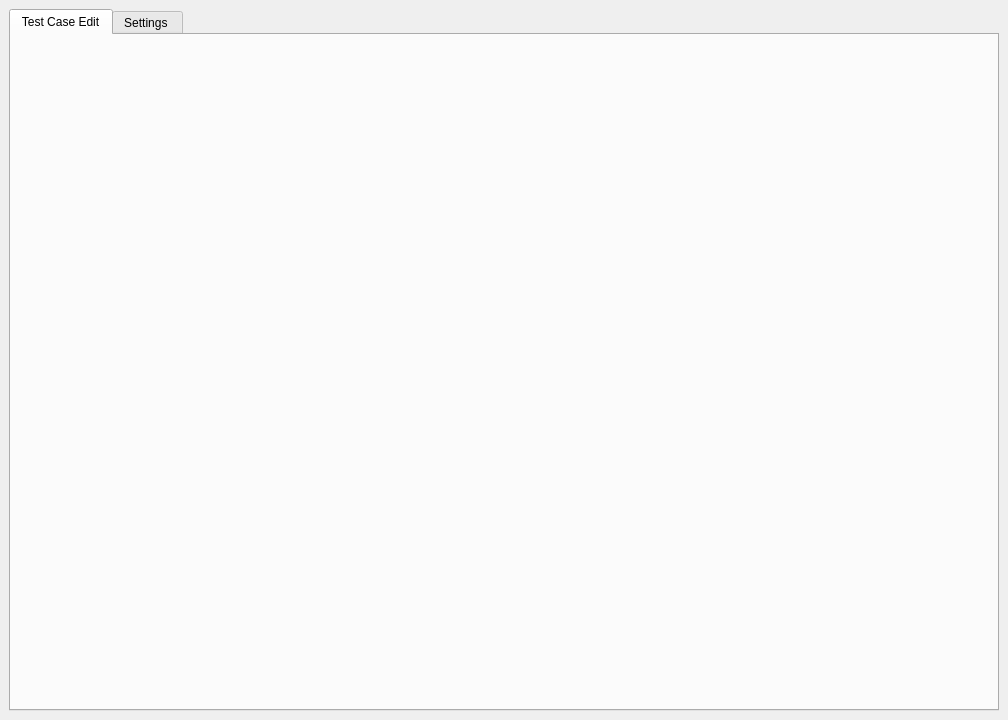
Above: UI/main.ui from thanggtrann12/AutomationGui before the change. Below: the same form after it.
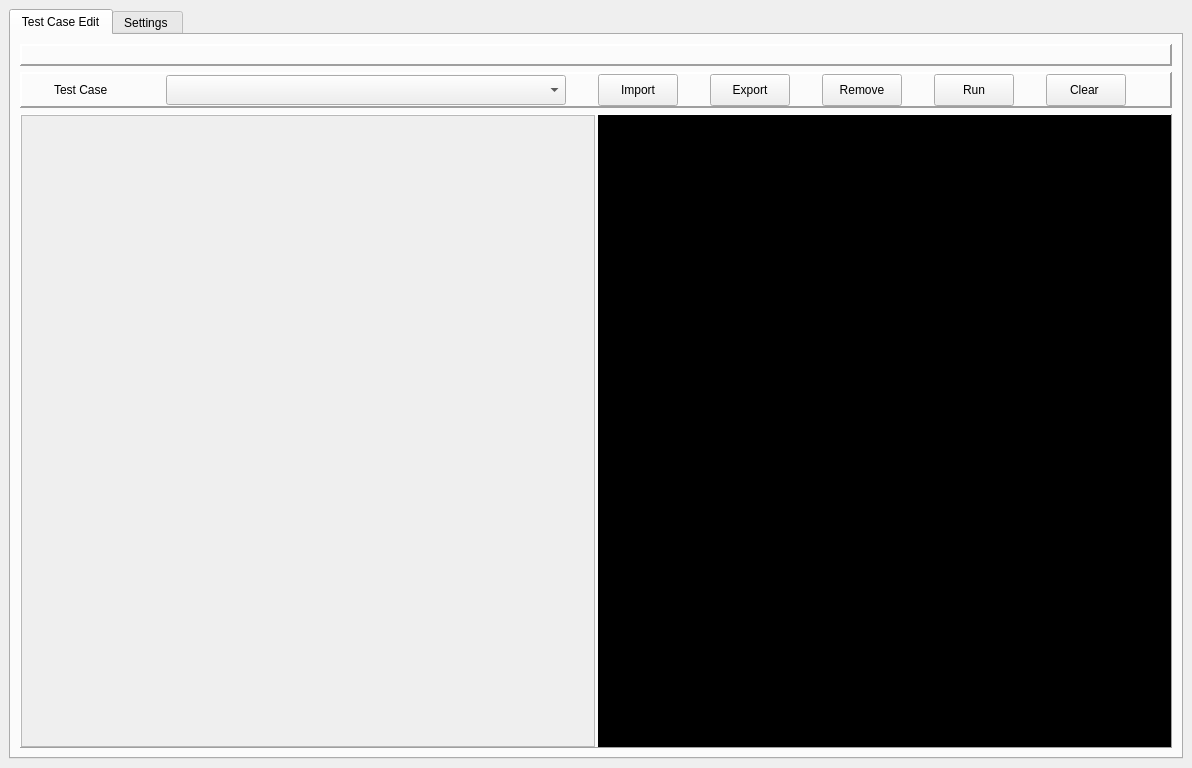
That is the form after the change.

```diff
--- a/UI/main.ui
+++ b/UI/main.ui
@@ -6,10 +6,16 @@
    <rect>
     <x>0</x>
     <y>0</y>
-    <width>1008</width>
-    <height>720</height>
+    <width>1192</width>
+    <height>768</height>
    </rect>
   </property>
+  <property name="minimumSize">
+   <size>
+    <width>0</width>
+    <height>720</height>
+   </size>
+  </property>
   <property name="windowTitle">
    <string>MainWindow</string>
   </property>
@@ -26,6 +32,243 @@
          <attribute name="title">
           <string>Test Case Edit</string>
          </attribute>
+         <layout class="QGridLayout" name="gridLayout_2">
+          <item row="1" column="0">
+           <widget class="QFrame" name="button_frame">
+            <property name="frameShape">
+             <enum>QFrame::Panel</enum>
+            </property>
+            <property name="frameShadow">
+             <enum>QFrame::Raised</enum>
+            </property>
+            <property name="lineWidth">
+             <number>2</number>
+            </property>
+            <layout class="QGridLayout" name="gridLayout_3">
+             <property name="leftMargin">
+              <number>0</number>
+             </property>
+             <property name="topMargin">
+              <number>0</number>
+             </property>
+             <property name="bottomMargin">
+              <number>0</number>
+             </property>
+             <property name="spacing">
+              <number>0</number>
+             </property>
+             <item row="0" column="2">
+              <widget class="QPushButton" name="import_btn">
+               <property name="minimumSize">
+                <size>
+                 <width>80</width>
+                 <height>32</height>
+                </size>
+               </property>
+               <property name="maximumSize">
+                <size>
+                 <width>80</width>
+                 <height>32</height>
+                </size>
+               </property>
+               <property name="text">
+                <string>Import</string>
+               </property>
+              </widget>
+             </item>
+             <item row="0" column="0">
+              <widget class="QLabel" name="label_2">
+               <property name="minimumSize">
+                <size>
+                 <width>80</width>
+                 <height>32</height>
+                </size>
+               </property>
+               <property name="maximumSize">
+                <size>
+                 <width>80</width>
+                 <height>32</height>
+                </size>
+               </property>
+               <property name="text">
+                <string>Test Case</string>
+               </property>
+              </widget>
+             </item>
+             <item row="0" column="6">
+              <widget class="QPushButton" name="clear_btn">
+               <property name="minimumSize">
+                <size>
+                 <width>80</width>
+                 <height>32</height>
+                </size>
+               </property>
+               <property name="maximumSize">
+                <size>
+                 <width>80</width>
+                 <height>32</height>
+                </size>
+               </property>
+               <property name="text">
+                <string>Clear </string>
+               </property>
+              </widget>
+             </item>
+             <item row="0" column="5">
+              <widget class="QPushButton" name="run_btn">
+               <property name="minimumSize">
+                <size>
+                 <width>80</width>
+                 <height>32</height>
+                </size>
+               </property>
+               <property name="maximumSize">
+                <size>
+                 <width>80</width>
+                 <height>32</height>
+                </size>
+               </property>
+               <property name="text">
+                <string>Run</string>
+               </property>
+              </widget>
+             </item>
+             <item row="0" column="3">
+              <widget class="QPushButton" name="export_btn">
+               <property name="minimumSize">
+                <size>
+                 <width>80</width>
+                 <height>32</height>
+                </size>
+               </property>
+               <property name="maximumSize">
+                <size>
+                 <width>80</width>
+                 <height>32</height>
+                </size>
+               </property>
+               <property name="text">
+                <string>Export</string>
+               </property>
+              </widget>
+             </item>
+             <item row="0" column="1">
+              <widget class="QComboBox" name="testcase_list">
+               <property name="sizePolicy">
+                <sizepolicy hsizetype="Preferred" vsizetype="Preferred">
+                 <horstretch>0</horstretch>
+                 <verstretch>0</verstretch>
+                </sizepolicy>
+               </property>
+               <property name="minimumSize">
+                <size>
+                 <width>300</width>
+                 <height>30</height>
+                </size>
+               </property>
+               <property name="maximumSize">
+                <size>
+                 <width>400</width>
+                 <height>30</height>
+                </size>
+               </property>
+              </widget>
+             </item>
+             <item row="0" column="4">
+              <widget class="QPushButton" name="remove_btn">
+               <property name="minimumSize">
+                <size>
+                 <width>80</width>
+                 <height>32</height>
+                </size>
+               </property>
+               <property name="maximumSize">
+                <size>
+                 <width>80</width>
+                 <height>32</height>
+                </size>
+               </property>
+               <property name="text">
+                <string>Remove</string>
+               </property>
+              </widget>
+             </item>
+            </layout>
+           </widget>
+          </item>
+          <item row="2" column="0">
+           <widget class="QFrame" name="bottom_frame">
+            <property name="frameShape">
+             <enum>QFrame::Panel</enum>
+            </property>
+            <property name="frameShadow">
+             <enum>QFrame::Raised</enum>
+            </property>
+            <layout class="QHBoxLayout" name="horizontalLayout_2">
+             <property name="spacing">
+              <number>3</number>
+             </property>
+             <property name="leftMargin">
+              <number>0</number>
+             </property>
+             <property name="topMargin">
+              <number>0</number>
+             </property>
+             <property name="rightMargin">
+              <number>0</number>
+             </property>
+             <property name="bottomMargin">
+              <number>0</number>
+             </property>
+             <item>
+              <widget class="QScrollArea" name="block_edit_area">
+               <property name="widgetResizable">
+                <bool>true</bool>
+               </property>
+               <widget class="QWidget" name="scrollAreaWidgetContents">
+                <property name="geometry">
+                 <rect>
+                  <x>0</x>
+                  <y>0</y>
+                  <width>570</width>
+                  <height>628</height>
+                 </rect>
+                </property>
+               </widget>
+              </widget>
+             </item>
+             <item>
+              <widget class="QTextEdit" name="log_console">
+               <property name="styleSheet">
+                <string notr="true">	                background-color: #000000;
+                color: #FFFFFF;
+                font-family: Consolas, monospace;
+                font-size: 10pt;</string>
+               </property>
+              </widget>
+             </item>
+            </layout>
+           </widget>
+          </item>
+          <item row="0" column="0">
+           <widget class="QFrame" name="header_frame">
+            <property name="frameShape">
+             <enum>QFrame::Panel</enum>
+            </property>
+            <property name="frameShadow">
+             <enum>QFrame::Raised</enum>
+            </property>
+            <property name="lineWidth">
+             <number>2</number>
+            </property>
+            <layout class="QGridLayout" name="gridLayout">
+             <item row="0" column="0">
+              <layout class="QHBoxLayout" name="block_layout"/>
+             </item>
+            </layout>
+           </widget>
+          </item>
+         </layout>
         </widget>
         <widget class="QWidget" name="settings_tab">
          <attribute name="title">
```
